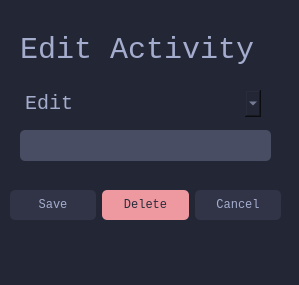
This is ActivityEdit.ui in gluoniuum/TimeInRep as Qt 5 draws it before an edit. The edited form follows.
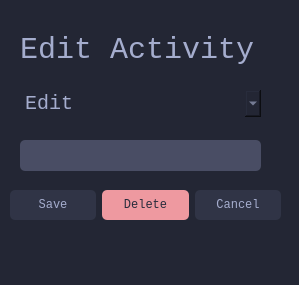
This is the edited form.

```diff
--- a/ActivityEdit.ui
+++ b/ActivityEdit.ui
@@ -19,19 +19,6 @@
 background-color: #232634;
 border-radius: 5%;</string>
   </property>
-  <widget class="QTextEdit" name="line">
-   <property name="geometry">
-    <rect>
-     <x>20</x>
-     <y>130</y>
-     <width>251</width>
-     <height>31</height>
-    </rect>
-   </property>
-   <property name="styleSheet">
-    <string notr="true">background-color:#494d64</string>
-   </property>
-  </widget>
   <widget class="QLabel" name="label">
    <property name="geometry">
     <rect>
@@ -154,6 +141,19 @@
     </item>
    </layout>
   </widget>
+  <widget class="QLineEdit" name="lineEdit">
+   <property name="geometry">
+    <rect>
+     <x>20</x>
+     <y>140</y>
+     <width>241</width>
+     <height>31</height>
+    </rect>
+   </property>
+   <property name="styleSheet">
+    <string notr="true">background-color:#494d64</string>
+   </property>
+  </widget>
  </widget>
  <resources/>
  <connections/>
```
